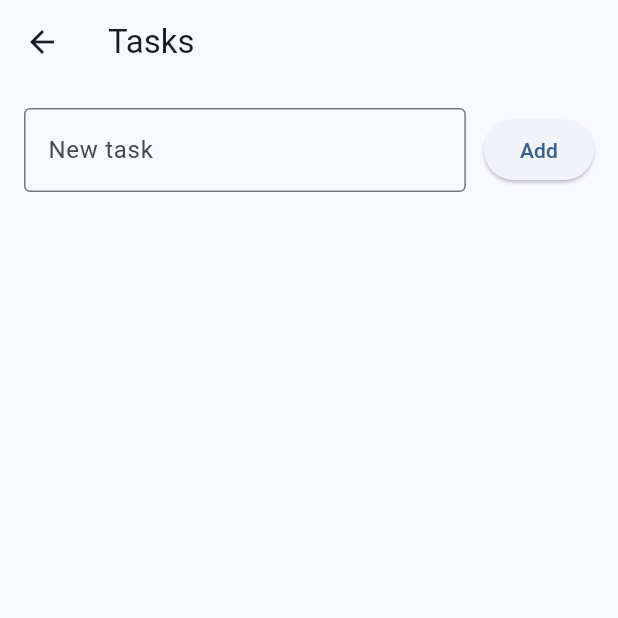
After one commit to Ensar-Islami-glitch/Ai-mobile-Ensar, a Flutter app: the TaskPage screen opened by its route, after a tap on "Add", on a phone screen of 412 x 824 dp, the top half of it. The commit adds this screen. Run offline on Flutter 3.47's test engine with Material 3 defaults, Android fonts, the phone set to English and light mode, and no system bars; our stand-ins replace flutter_dotenv, supabase_flutter; accounts and stored records are empty.

Commit message:
shtimi i funksionalitet te tabelesper subpabase

```diff
--- a/lib/login_page.dart
+++ b/lib/login_page.dart
@@ -39,9 +39,7 @@ class _LoginPageState extends State<LoginPage> {
       );
 
       if (mounted) {
-        Navigator.of(context).pushReplacement(
-          MaterialPageRoute(builder: (context) => const HomePage()),
-        );
+        Navigator.of(context).pushReplacementNamed('/tasks');
       }
     } on AuthException catch (e) {
       if (mounted) {
--- a/lib/main.dart
+++ b/lib/main.dart
@@ -2,6 +2,7 @@ import 'package:flutter/material.dart';
 import 'package:flutter_dotenv/flutter_dotenv.dart';
 import 'package:supabase_flutter/supabase_flutter.dart';
 import 'login_page.dart';
+import 'pages/task_page.dart';
 
 
 void main() async {
@@ -29,6 +30,9 @@ class MyApp extends StatelessWidget {
         useMaterial3: true,
       ),
       home: const LoginPage(),
+      routes: {
+        '/tasks': (_) => const TaskPage(),
+      },
     );
   }
 }
--- /dev/null
+++ b/lib/pages/task_page.dart
@@ -0,0 +1,206 @@
+import 'package:flutter/material.dart';
+import 'package:supabase_flutter/supabase_flutter.dart';
+
+class TaskPage extends StatefulWidget {
+  const TaskPage({super.key});
+
+  @override
+  State<TaskPage> createState() => _TaskPageState();
+}
+
+class _TaskPageState extends State<TaskPage> {
+  final SupabaseClient _supabase = Supabase.instance.client;
+  final TextEditingController _titleController = TextEditingController();
+  bool _loading = false;
+  List<Map<String, dynamic>> _tasks = <Map<String, dynamic>>[];
+  bool _supportsIsDone = false;
+
+  @override
+  void initState() {
+    super.initState();
+    _loadTasks();
+  }
+
+  Future<void> _loadTasks() async {
+    setState(() {
+      _loading = true;
+    });
+    try {
+      final List<dynamic> data = await _supabase
+          .from('tasks')
+          .select()
+          .order('id', ascending: false);
+      setState(() {
+        _tasks = data.cast<Map<String, dynamic>>();
+        // Infer schema support for 'is_done' from first row
+        if (_tasks.isNotEmpty) {
+          _supportsIsDone = _tasks.first.containsKey('is_done');
+        }
+      });
+    } catch (e) {
+      if (mounted) {
+        ScaffoldMessenger.of(context).showSnackBar(
+          SnackBar(content: Text('Failed to load tasks: $e')),
+        );
+      }
+    } finally {
+      if (mounted) {
+        setState(() {
+          _loading = false;
+        });
+      }
+    }
+  }
+
+  Future<void> _addTask() async {
+    final String title = _titleController.text.trim();
+    if (title.isEmpty) return;
+    try {
+      final Map<String, dynamic> payload = <String, dynamic>{'title': title};
+      if (_supportsIsDone) {
+        payload['is_done'] = false;
+      }
+      await _supabase.from('tasks').insert(payload);
+      _titleController.clear();
+      await _loadTasks();
+    } catch (e) {
+      if (mounted) {
+        ScaffoldMessenger.of(context).showSnackBar(
+          SnackBar(content: Text('Failed to add task: $e')),
+        );
+      }
+    }
+  }
+
+  Future<void> _toggleTask(Map<String, dynamic> task) async {
+    if (!_supportsIsDone) {
+      if (mounted) {
+        ScaffoldMessenger.of(context).showSnackBar(
+          const SnackBar(content: Text("This table doesn't have an 'is_done' column.")),
+        );
+      }
+      return;
+    }
+    try {
+      await _supabase
+          .from('tasks')
+          .update(<String, dynamic>{'is_done': !(task['is_done'] as bool)})
+          .eq('id', task['id']);
+      await _loadTasks();
+    } catch (e) {
+      if (mounted) {
+        ScaffoldMessenger.of(context).showSnackBar(
+          SnackBar(content: Text('Failed to update task: $e')),
+        );
+      }
+    }
+  }
+
+  Future<void> _deleteTask(String id) async {
+    try {
+      await _supabase.from('tasks').delete().eq('id', id);
+      await _loadTasks();
+    } catch (e) {
+      if (mounted) {
+        ScaffoldMessenger.of(context).showSnackBar(
+          SnackBar(content: Text('Failed to delete task: $e')),
+        );
+      }
+    }
+  }
+
+  @override
+  void dispose() {
+    _titleController.dispose();
+    super.dispose();
+  }
+
+  @override
+  Widget build(BuildContext context) {
+    return Scaffold(
+      appBar: AppBar(
+        title: const Text('Tasks'),
+      ),
+      body: RefreshIndicator(
+        onRefresh: _loadTasks,
+        child: Column(
+          children: <Widget>[
+            Padding(
+              padding: const EdgeInsets.all(16.0),
+              child: Row(
+                children: <Widget>[
+                  Expanded(
+                    child: TextField(
+                      controller: _titleController,
+                      decoration: const InputDecoration(
+                        labelText: 'New task',
+                        border: OutlineInputBorder(),
+                      ),
+                      onSubmitted: (_) => _addTask(),
+                    ),
+                  ),
+                  const SizedBox(width: 12),
+                  ElevatedButton(
+                    onPressed: _addTask,
+                    child: const Text('Add'),
+                  ),
+                ],
+              ),
+            ),
+            Expanded(
+              child: _loading
+                  ? const Center(child: CircularProgressIndicator())
+                  : ListView.separated(
+                      physics: const AlwaysScrollableScrollPhysics(),
+                      itemCount: _tasks.length,
+                      separatorBuilder: (_, __) => const Divider(height: 1),
+                      itemBuilder: (BuildContext context, int index) {
+                        final Map<String, dynamic> task = _tasks[index];
+                        final bool isDone = _supportsIsDone
+                            ? ((task['is_done'] as bool?) ?? false)
+                            : false;
+                        return Dismissible(
+                          key: ValueKey<String>(task['id'] as String),
+                          direction: DismissDirection.endToStart,
+                          background: Container(
+                            color: Colors.red,
+                            alignment: Alignment.centerRight,
+                            padding: const EdgeInsets.symmetric(horizontal: 16),
+                            child: const Icon(Icons.delete, color: Colors.white),
+                          ),
+                          confirmDismiss: (_) async {
+                            _deleteTask(task['id'] as String);
+                            return true;
+                          },
+                          child: ListTile(
+                            title: Text(
+                              (task['title'] as String?) ?? '',
+                              style: TextStyle(
+                                decoration: _supportsIsDone && isDone
+                                    ? TextDecoration.lineThrough
+                                    : null,
+                              ),
+                            ),
+                            onTap: () => _toggleTask(task),
+                            leading: _supportsIsDone
+                                ? Icon(
+                                    isDone
+                                        ? Icons.check_box
+                                        : Icons.check_box_outline_blank,
+                                    color: isDone ? Colors.green : null,
+                                  )
+                                : const Icon(Icons.task_alt_outlined),
+                            subtitle: task['inserted_at'] != null
+                                ? Text('${task['inserted_at']}')
+                                : null,
+                          ),
+                        );
+                      },
+                    ),
+            ),
+          ],
+        ),
+      ),
+    );
+  }
+}
```
